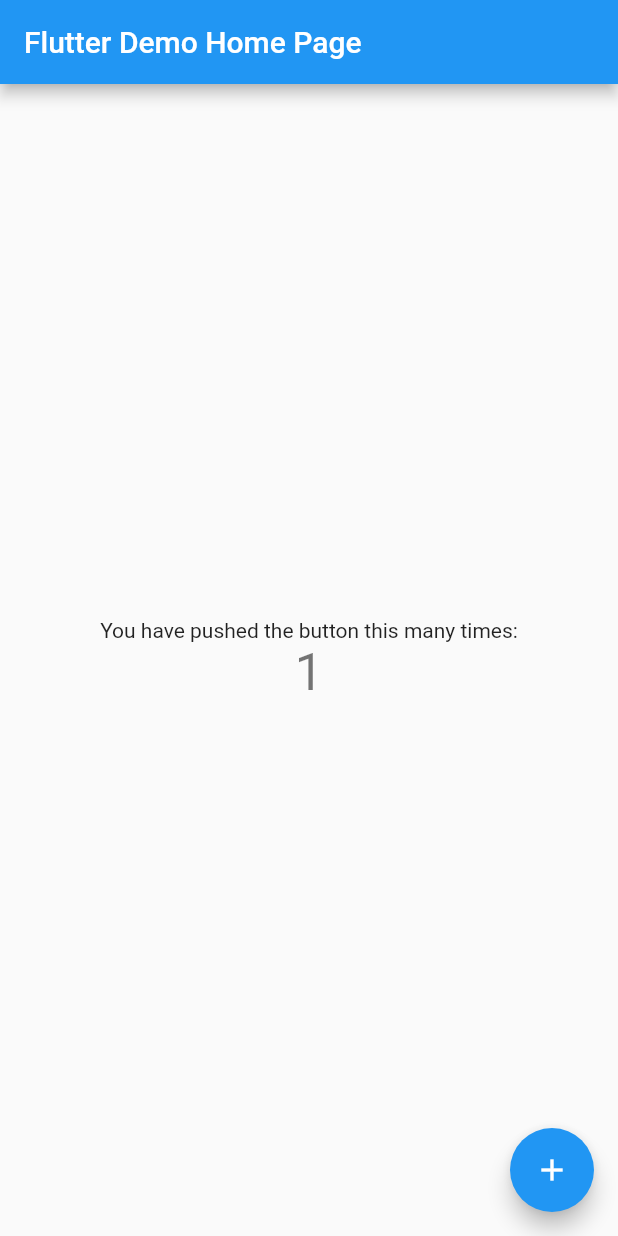
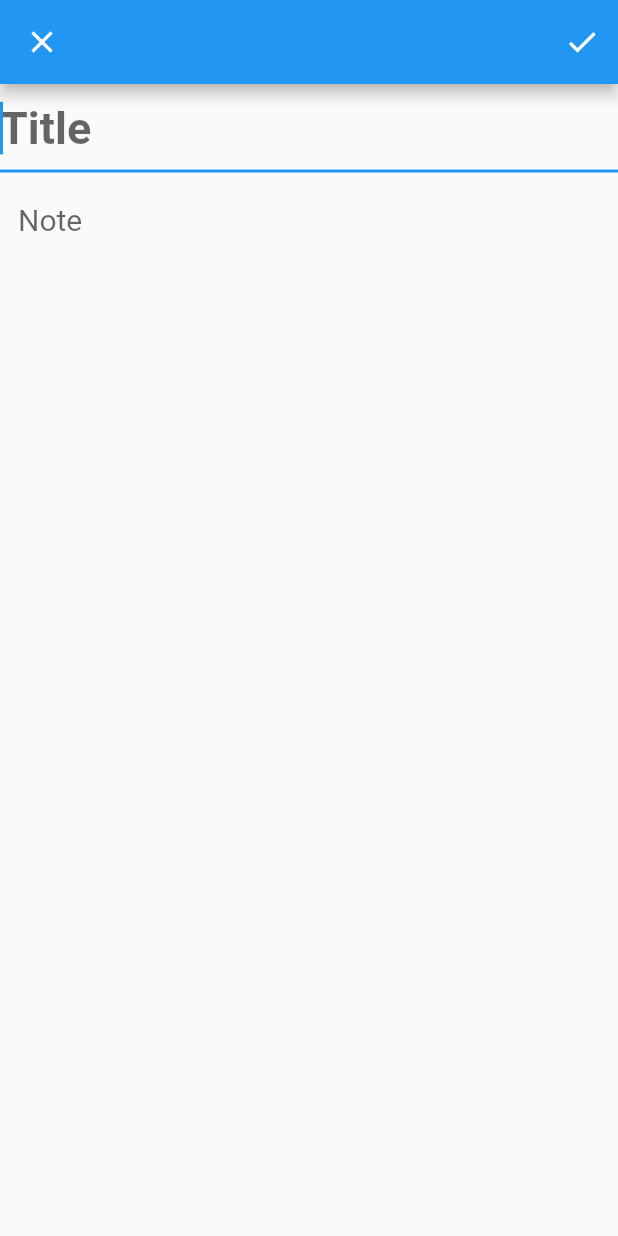
Before and after one commit to voltzylex/To-Do-App, a Flutter app: the screen it shows after launch, after a tap on the "add" icon, on a phone screen of 412 x 824 dp. Run offline on Flutter 3.47's test engine with Material 2 defaults, Android fonts, the phone set to English and light mode, and no system bars.

Commit message:
added provider and create a basic ui in flutter

```diff
--- a/todo/lib/main.dart
+++ b/todo/lib/main.dart
@@ -1,4 +1,8 @@
 import 'package:flutter/material.dart';
+import 'package:provider/provider.dart';
+import 'package:todo/providers/notes_provider.dart';
+
+import 'pages/home_page.dart';
 
 void main() {
   runApp(const MyApp());
@@ -10,106 +14,18 @@ class MyApp extends StatelessWidget {
   // This widget is the root of your application.
   @override
   Widget build(BuildContext context) {
-    return MaterialApp(
-      title: 'Flutter Demo',
-      theme: ThemeData(
-        // This is the theme of your application.
-        //
-        // Try running your application with "flutter run". You'll see the
-        // application has a blue toolbar. Then, without quitting the app, try
-        // changing the primarySwatch below to Colors.green and then invoke
-        // "hot reload" (press "r" in the console where you ran "flutter run",
-        // or simply save your changes to "hot reload" in a Flutter IDE).
-        // Notice that the counter didn't reset back to zero; the application
-        // is not restarted.
-        primarySwatch: Colors.blue,
+    return MultiProvider(
+      providers: [
+        ChangeNotifierProvider(create: (context) => NotesProvider(),),
+      ],
+      child: MaterialApp(
+        title: 'Flutter Demo',
+        theme: ThemeData(
+
+          primarySwatch: Colors.blue,
+        ),
+        home: HomePage(),
       ),
-      home: const MyHomePage(title: 'Flutter Demo Home Page'),
     );
   }
 }
-
-class MyHomePage extends StatefulWidget {
-  const MyHomePage({super.key, required this.title});
-
-  // This widget is the home page of your application. It is stateful, meaning
-  // that it has a State object (defined below) that contains fields that affect
-  // how it looks.
-
-  // This class is the configuration for the state. It holds the values (in this
-  // case the title) provided by the parent (in this case the App widget) and
-  // used by the build method of the State. Fields in a Widget subclass are
-  // always marked "final".
-
-  final String title;
-
-  @override
-  State<MyHomePage> createState() => _MyHomePageState();
-}
-
-class _MyHomePageState extends State<MyHomePage> {
-  int _counter = 0;
-
-  void _incrementCounter() {
-    setState(() {
-      // This call to setState tells the Flutter framework that something has
-      // changed in this State, which causes it to rerun the build method below
-      // so that the display can reflect the updated values. If we changed
-      // _counter without calling setState(), then the build method would not be
-      // called again, and so nothing would appear to happen.
-      _counter++;
-    });
-  }
-
-  @override
-  Widget build(BuildContext context) {
-    // This method is rerun every time setState is called, for instance as done
-    // by the _incrementCounter method above.
-    //
-    // The Flutter framework has been optimized to make rerunning build methods
-    // fast, so that you can just rebuild anything that needs updating rather
-    // than having to individually change instances of widgets.
-    return Scaffold(
-      appBar: AppBar(
-        // Here we take the value from the MyHomePage object that was created by
-        // the App.build method, and use it to set our appbar title.
-        title: Text(widget.title),
-      ),
-      body: Center(
-        // Center is a layout widget. It takes a single child and positions it
-        // in the middle of the parent.
-        child: Column(
-          // Column is also a layout widget. It takes a list of children and
-          // arranges them vertically. By default, it sizes itself to fit its
-          // children horizontally, and tries to be as tall as its parent.
-          //
-          // Invoke "debug painting" (press "p" in the console, choose the
-          // "Toggle Debug Paint" action from the Flutter Inspector in Android
-          // Studio, or the "Toggle Debug Paint" command in Visual Studio Code)
-          // to see the wireframe for each widget.
-          //
-          // Column has various properties to control how it sizes itself and
-          // how it positions its children. Here we use mainAxisAlignment to
-          // center the children vertically; the main axis here is the vertical
-          // axis because Columns are vertical (the cross axis would be
-          // horizontal).
-          mainAxisAlignment: MainAxisAlignment.center,
-          children: <Widget>[
-            const Text(
-              'You have pushed the button this many times:',
-            ),
-            Text(
-              '$_counter',
-              style: Theme.of(context).textTheme.headlineMedium,
-            ),
-          ],
-        ),
-      ),
-      floatingActionButton: FloatingActionButton(
-        onPressed: _incrementCounter,
-        tooltip: 'Increment',
-        child: const Icon(Icons.add),
-      ), // This trailing comma makes auto-formatting nicer for build methods.
-    );
-  }
-}
--- /dev/null
+++ b/todo/lib/models/notes_model.dart
@@ -0,0 +1,28 @@
+class NotesModel {
+  String? id;
+  String? userid;
+  String? title;
+  String? content;
+  DateTime? dateadded;
+  NotesModel({this.id, this.userid, this.title, this.content, this.dateadded});
+
+  factory NotesModel.fromMap(Map<String, dynamic> map) {
+    return NotesModel(
+        id: map["id"],
+        userid: map["mapuserid"],
+        title: map["title"],
+        content: map["content"],
+        dateadded: DateTime.tryParse(
+          map["dateadded"],
+        ));
+  }
+  Map<String, dynamic> toMap() {
+    return {
+      "id": id,
+      "userid": userid,
+      "title": title,
+      "content": content,
+      "dateadded": dateadded!.toIso8601String(),
+    };
+  }
+}
--- /dev/null
+++ b/todo/lib/pages/add_new_page.dart
@@ -0,0 +1,73 @@
+import 'package:flutter/material.dart';
+import 'package:provider/provider.dart';
+import 'package:todo/models/notes_model.dart';
+import 'package:todo/providers/notes_provider.dart';
+import 'package:uuid/uuid.dart';
+
+class AddNewNotePage extends StatefulWidget {
+  const AddNewNotePage({super.key});
+
+  @override
+  State<AddNewNotePage> createState() => _AddNewNotePageState();
+}
+
+class _AddNewNotePageState extends State<AddNewNotePage> {
+  TextEditingController titleController = TextEditingController();
+  TextEditingController contentController = TextEditingController();
+  // Focus node is used to focus the field which on interaction is submited or changed
+  FocusNode noteFocus = FocusNode();
+  void addNote() {
+    NotesModel newNote = NotesModel(
+        id: Uuid().v1(),
+        userid: "SushilKumar",
+        title: titleController.text,
+        content: contentController.text,
+        dateadded: DateTime.now());
+    Provider.of<NotesProvider>(context, listen: false).addNote(newNote);
+    Navigator.pop(context);
+  }
+
+  @override
+  Widget build(BuildContext context) {
+    return Scaffold(
+      appBar: AppBar(
+        actions: [
+          IconButton(
+              onPressed: () {
+                addNote();
+              },
+              icon: const Icon(Icons.check))
+        ],
+      ),
+      body: SafeArea(
+          child: Column(
+        children: [
+          TextField(
+            controller: titleController,
+            style: const TextStyle(fontSize: 30, fontWeight: FontWeight.bold),
+            onSubmitted: (value) {
+              if (value != "") {
+                noteFocus.requestFocus();
+              }
+            },
+            autofocus: true,
+            decoration: const InputDecoration(
+              hintText: "Title",
+            ),
+          ),
+          Expanded(
+            child: TextField(
+              controller: contentController,
+              focusNode: noteFocus,
+              maxLines: null,
+              decoration: const InputDecoration(
+                  hintText: "Note",
+                  hintStyle: TextStyle(fontSize: 20),
+                  border: OutlineInputBorder(borderSide: BorderSide.none)),
+            ),
+          ),
+        ],
+      )),
+    );
+  }
+}
--- /dev/null
+++ b/todo/lib/pages/home_page.dart
@@ -0,0 +1,79 @@
+import 'package:flutter/cupertino.dart';
+import 'package:flutter/material.dart';
+import 'package:flutter/src/widgets/framework.dart';
+import 'package:flutter/src/widgets/placeholder.dart';
+import 'package:provider/provider.dart';
+import 'package:todo/models/notes_model.dart';
+import 'package:todo/pages/add_new_page.dart';
+import 'package:todo/providers/notes_provider.dart';
+
+class HomePage extends StatelessWidget {
+  const HomePage({super.key});
+
+  @override
+  Widget build(BuildContext context) {
+    NotesProvider notesProvider = Provider.of<NotesProvider>(context);
+    return Scaffold(
+      appBar: AppBar(
+        title: Text("Note app"),
+        centerTitle: true,
+      ),
+      body: SafeArea(
+          child: GridView.builder(
+        gridDelegate:
+            SliverGridDelegateWithFixedCrossAxisCount(crossAxisCount: 2),
+        itemCount: notesProvider.notes.length,
+        itemBuilder: (context, index) {
+          NotesModel contentData = notesProvider.notes[index];
+          return Container(
+            margin: const EdgeInsets.all(10),
+            padding: const EdgeInsets.all(10),
+            decoration: BoxDecoration(
+                color: Colors.white,
+                border: Border.all(color: Colors.grey, width: 2),
+                borderRadius: BorderRadius.circular(15)),
+            child: Column(
+              crossAxisAlignment: CrossAxisAlignment.start,
+              children: [
+                Text(
+                  contentData.title!,
+                  maxLines: 1,
+                  overflow: TextOverflow.ellipsis,
+                  style: TextStyle(
+                    fontWeight: FontWeight.bold,
+                    fontSize: 20,
+                  ),
+                ),
+                SizedBox(
+                  height: 5,
+                ),
+                Text(
+                  contentData.content!,
+                  maxLines: 5,
+                  overflow: TextOverflow.ellipsis,
+                  style: TextStyle(
+                    fontWeight: FontWeight.w400,
+                    fontSize: 15,
+                    color: Colors.grey[700],
+                  ),
+                ),
+              ],
+            ),
+          );
+        },
+      )),
+      floatingActionButton: FloatingActionButton(
+        onPressed: () {
+          Navigator.push(
+            context,
+            CupertinoPageRoute(
+              fullscreenDialog: true,
+              builder: (context) => AddNewNotePage(),
+            ),
+          );
+        },
+        child: Icon(Icons.add),
+      ),
+    );
+  }
+}
--- /dev/null
+++ b/todo/lib/providers/notes_provider.dart
@@ -0,0 +1,14 @@
+import 'package:flutter/material.dart';
+import 'package:todo/models/notes_model.dart';
+
+class NotesProvider with ChangeNotifier {
+  List<NotesModel> notes = [];
+
+  void addNote(NotesModel note) {
+    notes.add(note);
+    notifyListeners();
+  }
+
+  void updateNote() {}
+  void deleteNote() {}
+}
--- a/todo/pubspec.yaml
+++ b/todo/pubspec.yaml
@@ -35,6 +35,8 @@ dependencies:
   # The following adds the Cupertino Icons font to your application.
   # Use with the CupertinoIcons class for iOS style icons.
   cupertino_icons: ^1.0.2
+  provider: ^6.0.5
+  uuid: ^3.0.7
 
 dev_dependencies:
   flutter_test:
```
Also changed, not shown: todo/pubspec.lock.
